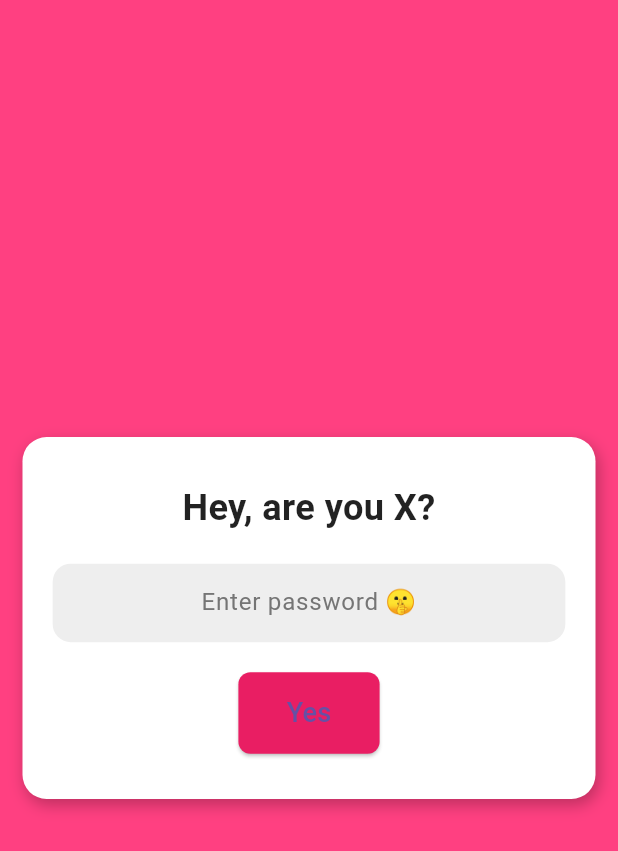
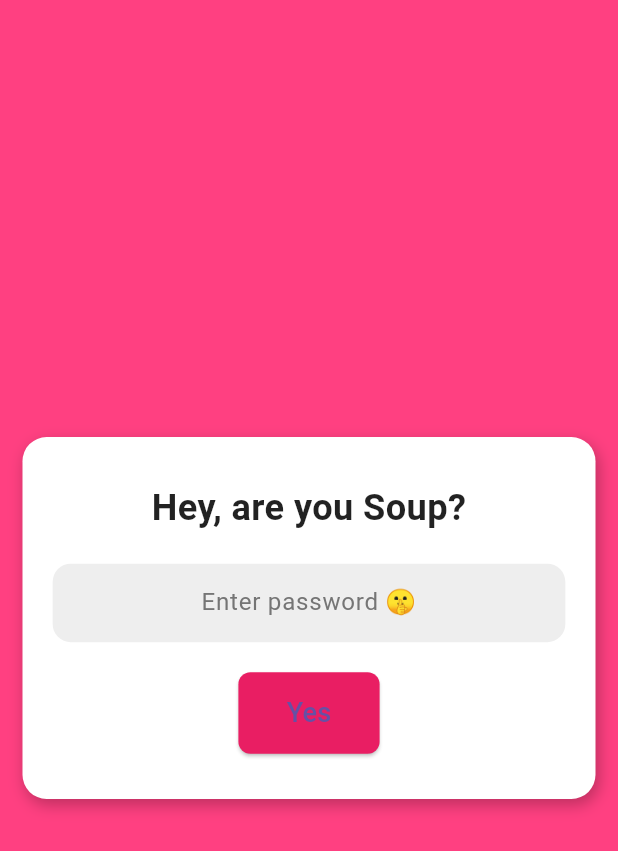
Before and after one commit to Teja2951/soup, a Flutter app: the screen it shows after launch, after a tap on "Yes", on a phone screen of 412 x 824 dp. Shown: the top 851 px of the screen. Run offline on Flutter 3.47's test engine with Material 3 defaults, Android fonts, the phone set to English and light mode, and no system bars; our stand-ins replace confetti; missing offline and left inert: dart:html.

Commit message:
minor changes

```diff
--- a/lib/main.dart
+++ b/lib/main.dart
@@ -69,7 +69,7 @@ class _MyAppState extends State<MyApp> with SingleTickerProviderStateMixin {
                 crossAxisAlignment: CrossAxisAlignment.center,
                 children: [
                   Text(
-                    'Hey, are you X?',
+                    'Hey, are you Soup?',
                     style: TextStyle(
                       fontSize: 24,
                       fontWeight: FontWeight.bold,
@@ -97,7 +97,7 @@ class _MyAppState extends State<MyApp> with SingleTickerProviderStateMixin {
                   const SizedBox(height: 20),
                   ElevatedButton(
                     onPressed: () {
-                      if(_controller.text == 'soup'){
+                      if(_controller.text == 'suppu that is'){
                         Navigator.push(
                         context,
                         MaterialPageRoute(builder: (context) => WishScreen())
```
